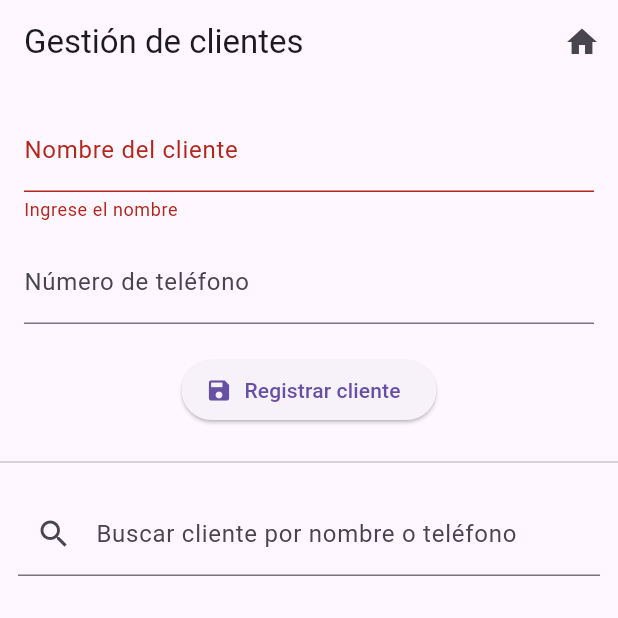
After one commit to Andwan2/farmacia, a Flutter app: the ClientesScreen screen opened by its route, after a tap on "Registrar cliente", on a phone screen of 412 x 824 dp, the top half of it. The commit adds this screen. Run offline on Flutter 3.47's test engine with Material 3 defaults, Android fonts, the phone set to English and light mode, and no system bars; our stand-ins replace go_router, supabase_flutter; accounts and stored records are empty.

Commit message:
bing bon

```diff
--- a/lib/router.dart
+++ b/lib/router.dart
@@ -8,7 +8,11 @@ import 'package:farmacia_desktop/screens/inventario_ver_screen.dart';
 import 'package:farmacia_desktop/screens/inventario_agregar_screen.dart';
 import 'package:farmacia_desktop/screens/inventario_actualizar_screen.dart';
 import 'package:farmacia_desktop/screens/ventas_registrar_screen.dart';
-import 'package:farmacia_desktop/screens/compras_registrar_screen.dart'; // ✅ Nueva importación
+import 'package:farmacia_desktop/screens/compras_registrar_screen.dart';
+import 'package:farmacia_desktop/screens/registrar_proveedor_screen.dart';
+import 'package:farmacia_desktop/screens/editar_proveedor_screen.dart';
+import 'package:farmacia_desktop/screens/clientes_screen.dart';
+
 
 final GoRouter router = GoRouter(
   initialLocation: '/login',
@@ -27,24 +31,27 @@ final GoRouter router = GoRouter(
     return null;
   },
   routes: <RouteBase>[
-    GoRoute(
-      path: '/login',
-      builder: (BuildContext context, GoRouterState state) => const LoginScreen(),
-    ),
-    GoRoute(
-      path: '/home',
-      builder: (BuildContext context, GoRouterState state) => const HomeScreen(),
-    ),
+    GoRoute(path: '/login', builder: (BuildContext context, GoRouterState state) => const LoginScreen()),
+    GoRoute(path: '/home', builder: (BuildContext context, GoRouterState state) => const HomeScreen()),
 
-    // 📦 Inventario
+    // Inventario
     GoRoute(path: '/inventario/ver', builder: (_, __) => const InventarioVerScreen()),
     GoRoute(path: '/inventario/agregar', builder: (_, __) => const InventarioAgregarScreen()),
     GoRoute(path: '/inventario/actualizar', builder: (_, __) => const InventarioActualizarScreen()),
 
-    // 🧾 Ventas
+    // Ventas
     GoRoute(path: '/ventas/registrar', builder: (_, __) => const VentasRegistrarScreen()),
 
-    // 🛒 Compras
+    // Compras
     GoRoute(path: '/compras/nueva', builder: (_, __) => const ComprasRegistrarScreen()),
+
+    // Proveedores
+    GoRoute(path: '/proveedores/registrar_proveedor', builder: (_, _) => const RegistrarProveedorScreen()),
+    GoRoute(path: '/proveedores/editar_proveedor', builder: (_, _) => const EditarProveedorScreen()),
+
+    // Clientes
+     GoRoute(path: '/clientes/info', builder: (_, __) => const ClientesScreen()),
+
+
   ],
 );
--- /dev/null
+++ b/lib/screens/clientes_screen.dart
@@ -0,0 +1,212 @@
+import 'package:flutter/material.dart';
+import 'package:go_router/go_router.dart';
+import 'package:supabase_flutter/supabase_flutter.dart';
+
+class ClientesScreen extends StatefulWidget {
+  const ClientesScreen({super.key});
+
+  @override
+  State<ClientesScreen> createState() => _ClientesScreenState();
+}
+
+class _ClientesScreenState extends State<ClientesScreen> {
+  final supabase = Supabase.instance.client;
+
+  final _formKey = GlobalKey<FormState>();
+  final nombreController = TextEditingController();
+  final telefonoController = TextEditingController();
+  final searchController = TextEditingController();
+
+  List<Map<String, dynamic>> clientes = [];
+  List<Map<String, dynamic>> clientesFiltrados = [];
+
+  Future<void> cargarClientes() async {
+    final data = await supabase
+        .from('clientes')
+        .select('id_cliente, nombre_cliente, numero_telefono');
+    setState(() {
+      clientes = List<Map<String, dynamic>>.from(data);
+      clientesFiltrados = clientes;
+    });
+  }
+
+  Future<void> registrarCliente() async {
+    if (!_formKey.currentState!.validate()) return;
+
+    try {
+      await supabase.from('clientes').insert({
+        'nombre_cliente': nombreController.text.trim(),
+        'numero_telefono': telefonoController.text.trim(),
+      });
+
+      ScaffoldMessenger.of(context).showSnackBar(
+        const SnackBar(content: Text('Cliente registrado correctamente')),
+      );
+
+      nombreController.clear();
+      telefonoController.clear();
+      await cargarClientes();
+      filtrarClientes(searchController.text); // mantener filtro activo
+    } catch (e) {
+      debugPrint('Error al registrar cliente: $e');
+      ScaffoldMessenger.of(context).showSnackBar(
+        const SnackBar(content: Text('Error al registrar cliente')),
+      );
+    }
+  }
+
+  Future<void> editarCliente(String id, String nombre, String telefono) async {
+    try {
+      await supabase.from('clientes').update({
+        'nombre_cliente': nombre,
+        'numero_telefono': telefono,
+      }).eq('id_cliente', id);
+
+      ScaffoldMessenger.of(context).showSnackBar(
+        const SnackBar(content: Text('Cliente actualizado correctamente')),
+      );
+
+      await cargarClientes();
+      filtrarClientes(searchController.text); // mantener filtro activo
+    } catch (e) {
+      debugPrint('Error al actualizar cliente: $e');
+      ScaffoldMessenger.of(context).showSnackBar(
+        const SnackBar(content: Text('Error al actualizar cliente')),
+      );
+    }
+  }
+
+  void filtrarClientes(String query) {
+    if (query.isEmpty) {
+      setState(() => clientesFiltrados = clientes);
+      return;
+    }
+
+    final filtrados = clientes.where((c) {
+      final nombre = c['nombre_cliente']?.toLowerCase() ?? '';
+      final telefono = c['numero_telefono']?.toLowerCase() ?? '';
+      return nombre.contains(query.toLowerCase()) || telefono.contains(query.toLowerCase());
+    }).toList();
+
+    setState(() => clientesFiltrados = filtrados);
+  }
+
+  @override
+  void initState() {
+    super.initState();
+    cargarClientes();
+    searchController.addListener(() {
+      filtrarClientes(searchController.text);
+    });
+  }
+
+  @override
+  void dispose() {
+    nombreController.dispose();
+    telefonoController.dispose();
+    searchController.dispose();
+    super.dispose();
+  }
+
+  @override
+  Widget build(BuildContext context) {
+    return Scaffold(
+      appBar: AppBar(
+        title: const Text('Gestión de clientes'),
+        actions: [
+          IconButton(
+            icon: const Icon(Icons.home),
+            tooltip: 'Volver al Home',
+            onPressed: () => context.go('/home'),
+          ),
+        ],
+      ),
+      body: Column(
+        children: [
+          Padding(
+            padding: const EdgeInsets.all(16),
+            child: Form(
+              key: _formKey,
+              child: Column(
+                children: [
+                  TextFormField(
+                    controller: nombreController,
+                    decoration: const InputDecoration(labelText: 'Nombre del cliente'),
+                    validator: (value) =>
+                        value == null || value.isEmpty ? 'Ingrese el nombre' : null,
+                  ),
+                  const SizedBox(height: 12),
+                  TextFormField(
+                    controller: telefonoController,
+                    decoration: const InputDecoration(labelText: 'Número de teléfono'),
+                  ),
+                  const SizedBox(height: 20),
+                  ElevatedButton.icon(
+                    icon: const Icon(Icons.save),
+                    label: const Text('Registrar cliente'),
+                    onPressed: registrarCliente,
+                  ),
+                ],
+              ),
+            ),
+          ),
+          const Divider(),
+          Padding(
+            padding: const EdgeInsets.all(12),
+            child: TextField(
+              controller: searchController,
+              decoration: const InputDecoration(
+                labelText: 'Buscar cliente por nombre o teléfono',
+                prefixIcon: Icon(Icons.search),
+              ),
+            ),
+          ),
+          Expanded(
+            child: ListView.builder(
+              itemCount: clientesFiltrados.length,
+              itemBuilder: (context, index) {
+                final cliente = clientesFiltrados[index];
+                final nombreCtrl =
+                    TextEditingController(text: cliente['nombre_cliente']);
+                final telefonoCtrl =
+                    TextEditingController(text: cliente['numero_telefono']);
+
+                return Card(
+                  margin: const EdgeInsets.symmetric(horizontal: 12, vertical: 6),
+                  child: Padding(
+                    padding: const EdgeInsets.all(12),
+                    child: Column(
+                      children: [
+                        TextFormField(
+                          controller: nombreCtrl,
+                          decoration: const InputDecoration(labelText: 'Nombre'),
+                        ),
+                        const SizedBox(height: 8),
+                        TextFormField(
+                          controller: telefonoCtrl,
+                          decoration: const InputDecoration(labelText: 'Teléfono'),
+                        ),
+                        const SizedBox(height: 12),
+                        ElevatedButton.icon(
+                          icon: const Icon(Icons.save),
+                          label: const Text('Guardar cambios'),
+                          onPressed: () {
+                            editarCliente(
+                              cliente['id_cliente'],
+                              nombreCtrl.text.trim(),
+                              telefonoCtrl.text.trim(),
+                            );
+                          },
+                        ),
+                      ],
+                    ),
+                  ),
+                );
+              },
+            ),
+          ),
+        ],
+      ),
+    );
+  }
+}
--- a/lib/screens/home_screen.dart
+++ b/lib/screens/home_screen.dart
@@ -58,13 +58,11 @@ class _SideMenuState extends State<SideMenu> {
             ('Nueva compra', '/compras/nueva'),
           ]),
           buildSection('Proveedores', [
-            ('Detalles de proveedor', '/proveedores/detalles'),
-            ('Historial de compras', '/proveedores/historial'),
+            ('Registrar proveedor', '/proveedores/registrar_proveedor'),
+            ('Editar proveedor', '/proveedores/editar_proveedor'),
           ]),
           buildSection('Clientes', [
-            ('Registrar cliente', '/clientes/registrar'),
-            ('Editar cliente', '/clientes/editar'),
-            ('Historial de compras', '/clientes/historial'),
+            ('Registrar cliente', '/clientes/info'),
           ]),
           buildSection('Empleados', [
             ('Registrar empleado', '/empleados/registrar'),
```
Also changed, not shown: lib/screens/editar_proveedor_screen.dart (added, +162 -0 lines), lib/screens/registrar_proveedor_screen.dart (added, +94 -0 lines).
